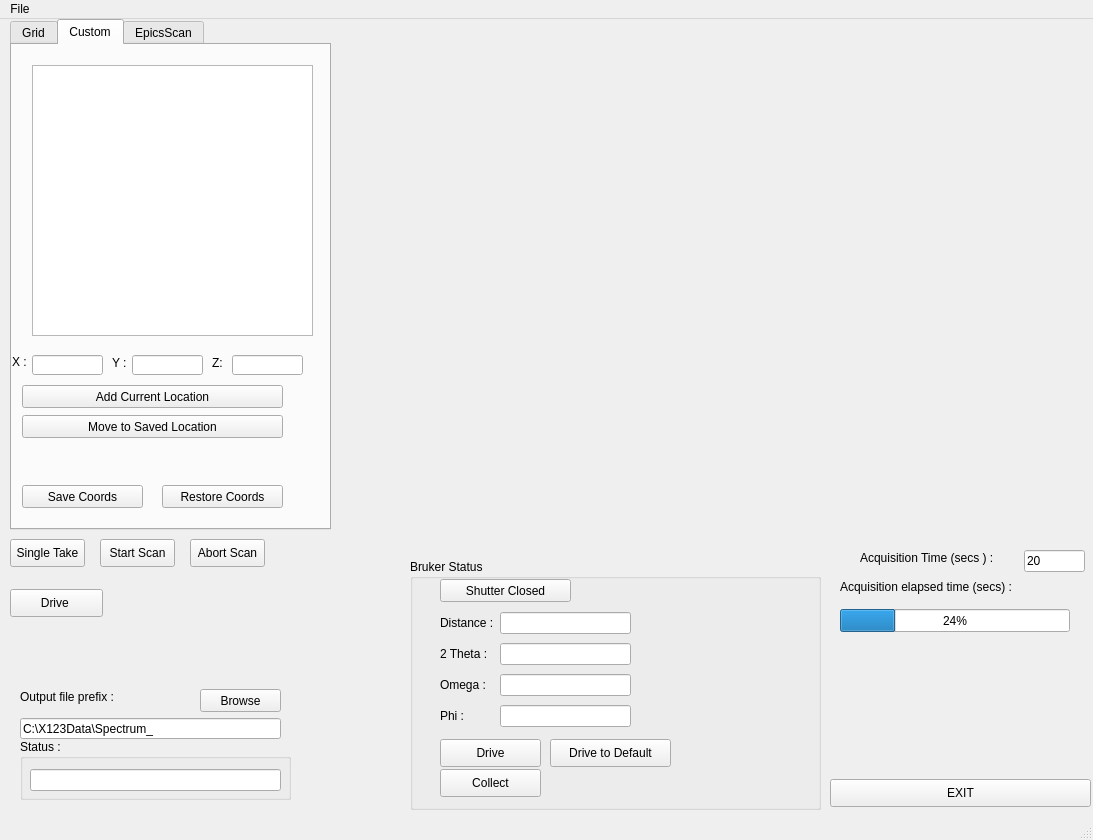
First picture: the form in gridscan_mainwin.ui, repository hgarbeil/pyAmptek, before the edit.
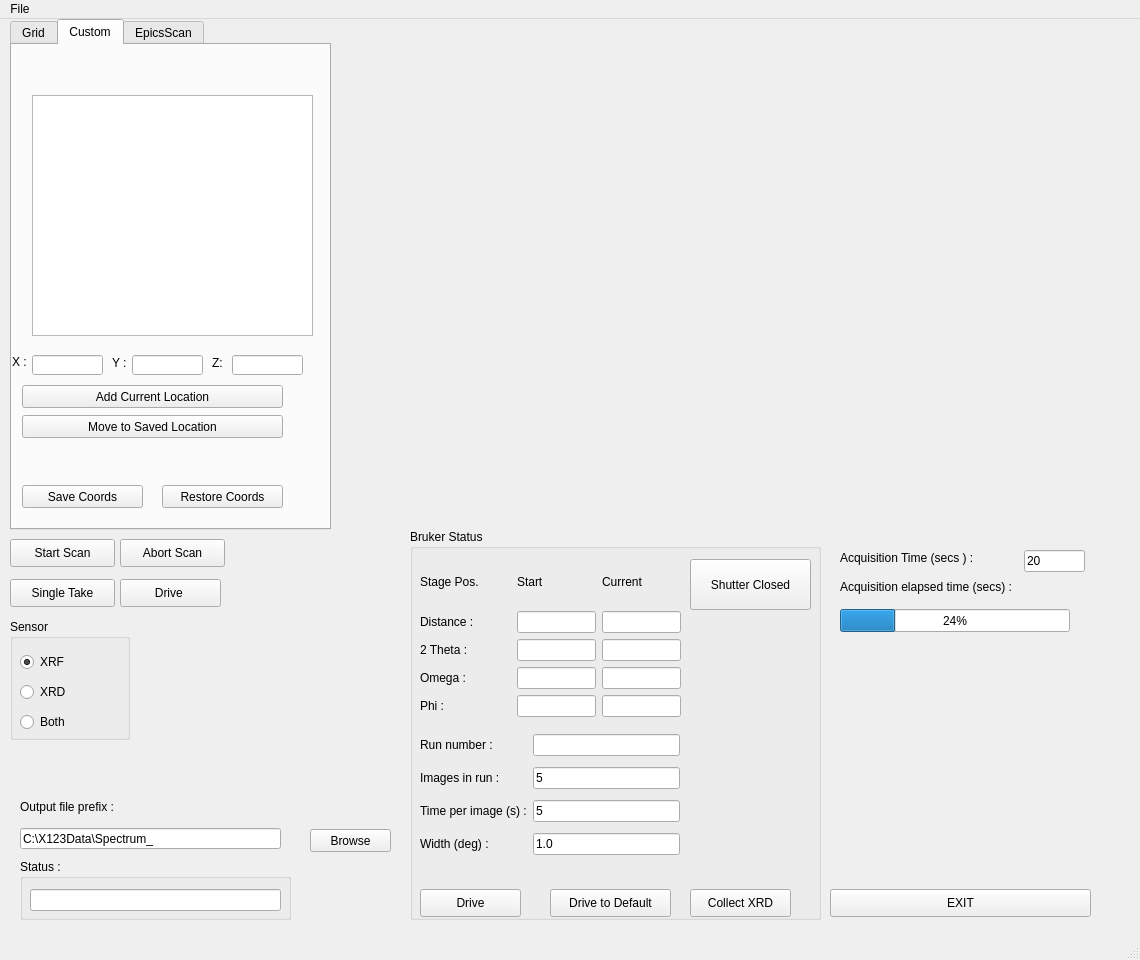
Second picture: the form after the edit. The open tabs and pages were chosen to show the change. Custom widgets are drawn as their Qt base class.

Commit message: Major changes primarily to the ui but other changes to the various event handlers. Still a good number of unconnected features....

The edit to the form file:
```diff
--- a/gridscan_mainwin.ui
+++ b/gridscan_mainwin.ui
@@ -6,8 +6,8 @@
    <rect>
     <x>0</x>
     <y>0</y>
-    <width>1093</width>
-    <height>840</height>
+    <width>1140</width>
+    <height>960</height>
    </rect>
   </property>
   <property name="windowTitle">
@@ -17,9 +17,9 @@
    <widget class="QPushButton" name="StartScanButton">
     <property name="geometry">
      <rect>
-      <x>100</x>
+      <x>10</x>
       <y>520</y>
-      <width>75</width>
+      <width>105</width>
       <height>28</height>
      </rect>
     </property>
@@ -37,8 +37,8 @@
     <property name="geometry">
      <rect>
       <x>20</x>
-      <y>670</y>
-      <width>101</width>
+      <y>780</y>
+      <width>161</width>
       <height>16</height>
      </rect>
     </property>
@@ -49,8 +49,8 @@
    <widget class="QPushButton" name="browseButton">
     <property name="geometry">
      <rect>
-      <x>200</x>
-      <y>670</y>
+      <x>310</x>
+      <y>810</y>
       <width>81</width>
       <height>23</height>
      </rect>
@@ -63,7 +63,7 @@
     <property name="geometry">
      <rect>
       <x>20</x>
-      <y>699</y>
+      <y>809</y>
       <width>261</width>
       <height>21</height>
      </rect>
@@ -76,7 +76,7 @@
     <property name="geometry">
      <rect>
       <x>20</x>
-      <y>720</y>
+      <y>840</y>
       <width>271</width>
       <height>61</height>
      </rect>
@@ -99,7 +99,7 @@
     <property name="geometry">
      <rect>
       <x>830</x>
-      <y>760</y>
+      <y>870</y>
       <width>261</width>
       <height>28</height>
      </rect>
@@ -148,8 +148,8 @@
     <property name="geometry">
      <rect>
       <x>10</x>
-      <y>520</y>
-      <width>75</width>
+      <y>560</y>
+      <width>105</width>
       <height>28</height>
      </rect>
     </property>
@@ -166,9 +166,9 @@
    <widget class="QPushButton" name="abortScanButton">
     <property name="geometry">
      <rect>
-      <x>190</x>
+      <x>120</x>
       <y>520</y>
-      <width>75</width>
+      <width>105</width>
       <height>28</height>
      </rect>
     </property>
@@ -185,9 +185,9 @@
    <widget class="QPushButton" name="driveButton">
     <property name="geometry">
      <rect>
-      <x>10</x>
-      <y>570</y>
-      <width>93</width>
+      <x>120</x>
+      <y>560</y>
+      <width>101</width>
       <height>28</height>
      </rect>
     </property>
@@ -198,7 +198,7 @@
    <widget class="QLabel" name="label_12">
     <property name="geometry">
      <rect>
-      <x>860</x>
+      <x>840</x>
       <y>531</y>
       <width>150</width>
       <height>16</height>
@@ -577,9 +577,9 @@
       <property name="geometry">
        <rect>
         <x>20</x>
-        <y>20</y>
+        <y>50</y>
         <width>281</width>
-        <height>271</height>
+        <height>241</height>
        </rect>
       </property>
       <property name="selectionMode">
@@ -718,9 +718,9 @@
     <property name="geometry">
      <rect>
       <x>410</x>
-      <y>540</y>
+      <y>510</y>
       <width>411</width>
-      <height>251</height>
+      <height>391</height>
      </rect>
     </property>
     <property name="title">
@@ -729,105 +729,279 @@
     <widget class="QPushButton" name="shutter_status_button">
      <property name="geometry">
       <rect>
-       <x>30</x>
-       <y>20</y>
-       <width>131</width>
-       <height>23</height>
+       <x>280</x>
+       <y>30</y>
+       <width>121</width>
+       <height>51</height>
       </rect>
      </property>
      <property name="text">
       <string>Shutter Closed</string>
      </property>
     </widget>
-    <widget class="QWidget" name="layoutWidget">
+    <widget class="QPushButton" name="updateAnglesButton">
      <property name="geometry">
       <rect>
-       <x>30</x>
-       <y>50</y>
-       <width>191</width>
-       <height>121</height>
+       <x>10</x>
+       <y>360</y>
+       <width>101</width>
+       <height>28</height>
+      </rect>
+     </property>
+     <property name="text">
+      <string>Drive</string>
+     </property>
+    </widget>
+    <widget class="QPushButton" name="defaultAnglesButton">
+     <property name="geometry">
+      <rect>
+       <x>140</x>
+       <y>360</y>
+       <width>121</width>
+       <height>28</height>
+      </rect>
+     </property>
+     <property name="text">
+      <string>Drive to Default</string>
+     </property>
+    </widget>
+    <widget class="QPushButton" name="CollectXRD">
+     <property name="geometry">
+      <rect>
+       <x>280</x>
+       <y>360</y>
+       <width>101</width>
+       <height>28</height>
+      </rect>
+     </property>
+     <property name="text">
+      <string>Collect XRD</string>
+     </property>
+    </widget>
+    <widget class="QWidget" name="">
+     <property name="geometry">
+      <rect>
+       <x>10</x>
+       <y>30</y>
+       <width>261</width>
+       <height>158</height>
       </rect>
      </property>
      <layout class="QGridLayout" name="gridLayout_3">
       <item row="0" column="0">
+       <widget class="QLabel" name="label_25">
+        <property name="text">
+         <string>Stage Pos.</string>
+        </property>
+       </widget>
+      </item>
+      <item row="0" column="1">
+       <widget class="QLabel" name="label_24">
+        <property name="text">
+         <string>Start</string>
+        </property>
+       </widget>
+      </item>
+      <item row="0" column="2">
+       <widget class="QLabel" name="label_26">
+        <property name="text">
+         <string>Current</string>
+        </property>
+       </widget>
+      </item>
+      <item row="1" column="0">
        <widget class="QLabel" name="label_16">
+        <property name="minimumSize">
+         <size>
+          <width>91</width>
+          <height>0</height>
+         </size>
+        </property>
         <property name="text">
          <string>Distance :</string>
         </property>
        </widget>
       </item>
-      <item row="0" column="1">
+      <item row="1" column="1">
        <widget class="QLineEdit" name="distanceLE"/>
       </item>
-      <item row="1" column="0">
+      <item row="1" column="2">
+       <widget class="QLineEdit" name="curDistLE">
+        <property name="readOnly">
+         <bool>true</bool>
+        </property>
+       </widget>
+      </item>
+      <item row="2" column="0">
        <widget class="QLabel" name="label_17">
         <property name="text">
          <string>2 Theta :</string>
         </property>
        </widget>
       </item>
-      <item row="1" column="1">
+      <item row="2" column="1">
        <widget class="QLineEdit" name="twothetaLE"/>
       </item>
-      <item row="2" column="0">
+      <item row="2" column="2">
+       <widget class="QLineEdit" name="curTwothetaLE">
+        <property name="readOnly">
+         <bool>true</bool>
+        </property>
+       </widget>
+      </item>
+      <item row="3" column="0">
        <widget class="QLabel" name="label_18">
         <property name="text">
          <string>Omega :</string>
         </property>
        </widget>
       </item>
-      <item row="2" column="1">
+      <item row="3" column="1">
        <widget class="QLineEdit" name="omegaLE"/>
       </item>
-      <item row="3" column="0">
+      <item row="3" column="2">
+       <widget class="QLineEdit" name="curOmegaLE">
+        <property name="readOnly">
+         <bool>true</bool>
+        </property>
+       </widget>
+      </item>
+      <item row="4" column="0">
        <widget class="QLabel" name="label_19">
         <property name="text">
          <string>Phi :</string>
         </property>
        </widget>
       </item>
-      <item row="3" column="1">
+      <item row="4" column="1">
        <widget class="QLineEdit" name="phiLE"/>
       </item>
+      <item row="4" column="2">
+       <widget class="QLineEdit" name="curPhiLE">
+        <property name="readOnly">
+         <bool>true</bool>
+        </property>
+       </widget>
+      </item>
      </layout>
     </widget>
-    <widget class="QPushButton" name="updateAnglesButton">
+    <widget class="QWidget" name="">
      <property name="geometry">
       <rect>
-       <x>30</x>
-       <y>180</y>
-       <width>101</width>
-       <height>28</height>
+       <x>10</x>
+       <y>200</y>
+       <width>260</width>
+       <height>132</height>
       </rect>
      </property>
+     <layout class="QGridLayout" name="gridLayout_4">
+      <item row="0" column="0">
+       <widget class="QLabel" name="label_27">
+        <property name="text">
+         <string>Run number : </string>
+        </property>
+       </widget>
+      </item>
+      <item row="0" column="1">
+       <widget class="QLineEdit" name="runnumLE"/>
+      </item>
+      <item row="1" column="0">
+       <widget class="QLabel" name="label_21">
+        <property name="text">
+         <string>Images in run :</string>
+        </property>
+       </widget>
+      </item>
+      <item row="1" column="1">
+       <widget class="QLineEdit" name="nscansRunLE">
+        <property name="text">
+         <string>5</string>
+        </property>
+       </widget>
+      </item>
+      <item row="2" column="0">
+       <widget class="QLabel" name="label_22">
+        <property name="text">
+         <string>Time per image (s) :</string>
+        </property>
+       </widget>
+      </item>
+      <item row="2" column="1">
+       <widget class="QLineEdit" name="timePerImageLE">
+        <property name="text">
+         <string>5</string>
+        </property>
+       </widget>
+      </item>
+      <item row="3" column="0">
+       <widget class="QLabel" name="label_23">
+        <property name="text">
+         <string>Width (deg) :</string>
+        </property>
+       </widget>
+      </item>
+      <item row="3" column="1">
+       <widget class="QLineEdit" name="widthLE">
+        <property name="text">
+         <string>1.0</string>
+        </property>
+       </widget>
+      </item>
+     </layout>
+    </widget>
+   </widget>
+   <widget class="QGroupBox" name="groupBox_4">
+    <property name="geometry">
+     <rect>
+      <x>10</x>
+      <y>600</y>
+      <width>120</width>
+      <height>121</height>
+     </rect>
+    </property>
+    <property name="title">
+     <string>Sensor</string>
+    </property>
+    <widget class="QRadioButton" name="xrfSelectRB">
+     <property name="geometry">
+      <rect>
+       <x>10</x>
+       <y>30</y>
+       <width>105</width>
+       <height>26</height>
+      </rect>
+     </property>
      <property name="text">
-      <string>Drive</string>
+      <string>XRF</string>
      </property>
+     <property name="checked">
+      <bool>true</bool>
+     </property>
     </widget>
-    <widget class="QPushButton" name="defaultAnglesButton">
+    <widget class="QRadioButton" name="xrdSelectRB">
      <property name="geometry">
       <rect>
-       <x>140</x>
-       <y>180</y>
-       <width>121</width>
-       <height>28</height>
+       <x>10</x>
+       <y>60</y>
+       <width>105</width>
+       <height>26</height>
       </rect>
      </property>
      <property name="text">
-      <string>Drive to Default</string>
+      <string>XRD</string>
      </property>
     </widget>
-    <widget class="QPushButton" name="CollectXRD">
+    <widget class="QRadioButton" name="bothSelectRB">
      <property name="geometry">
       <rect>
-       <x>30</x>
-       <y>210</y>
-       <width>101</width>
-       <height>28</height>
+       <x>10</x>
+       <y>90</y>
+       <width>105</width>
+       <height>26</height>
       </rect>
      </property>
      <property name="text">
-      <string>Collect</string>
+      <string>Both</string>
      </property>
     </widget>
    </widget>
@@ -837,8 +1011,8 @@
     <rect>
      <x>0</x>
      <y>0</y>
-     <width>1093</width>
-     <height>26</height>
+     <width>1140</width>
+     <height>25</height>
     </rect>
    </property>
    <widget class="QMenu" name="menuFile">
```
Left out of the diff: 2 changed lines with no effect on the pictures. The commit also changes 3 other files.
